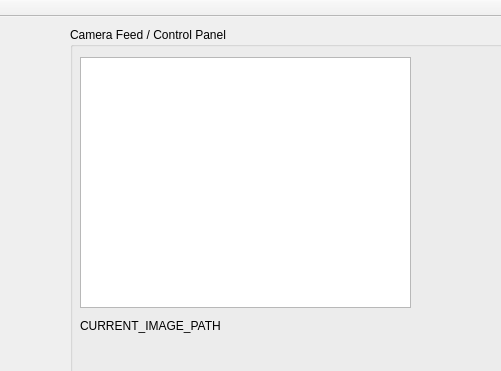
Qt form drone-project/AIDroneManager/mainwindow.ui (Electro-Corp/DroneThing) before a commit; both pictures show x 520 to 1021 and y 0 to 371 of the 1170 by 570 pixel window.
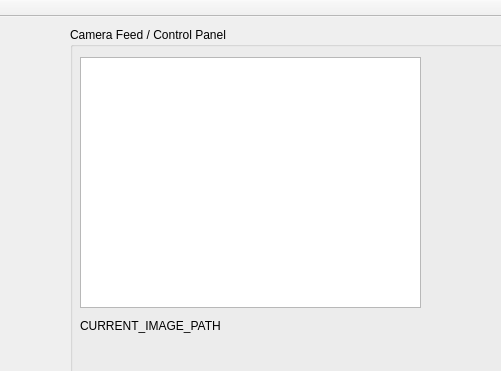
The same form after that commit.

```diff
--- a/drone-project/AIDroneManager/mainwindow.ui
+++ b/drone-project/AIDroneManager/mainwindow.ui
@@ -31,7 +31,7 @@
       <rect>
        <x>10</x>
        <y>30</y>
-       <width>331</width>
+       <width>341</width>
        <height>251</height>
       </rect>
      </property>
```
